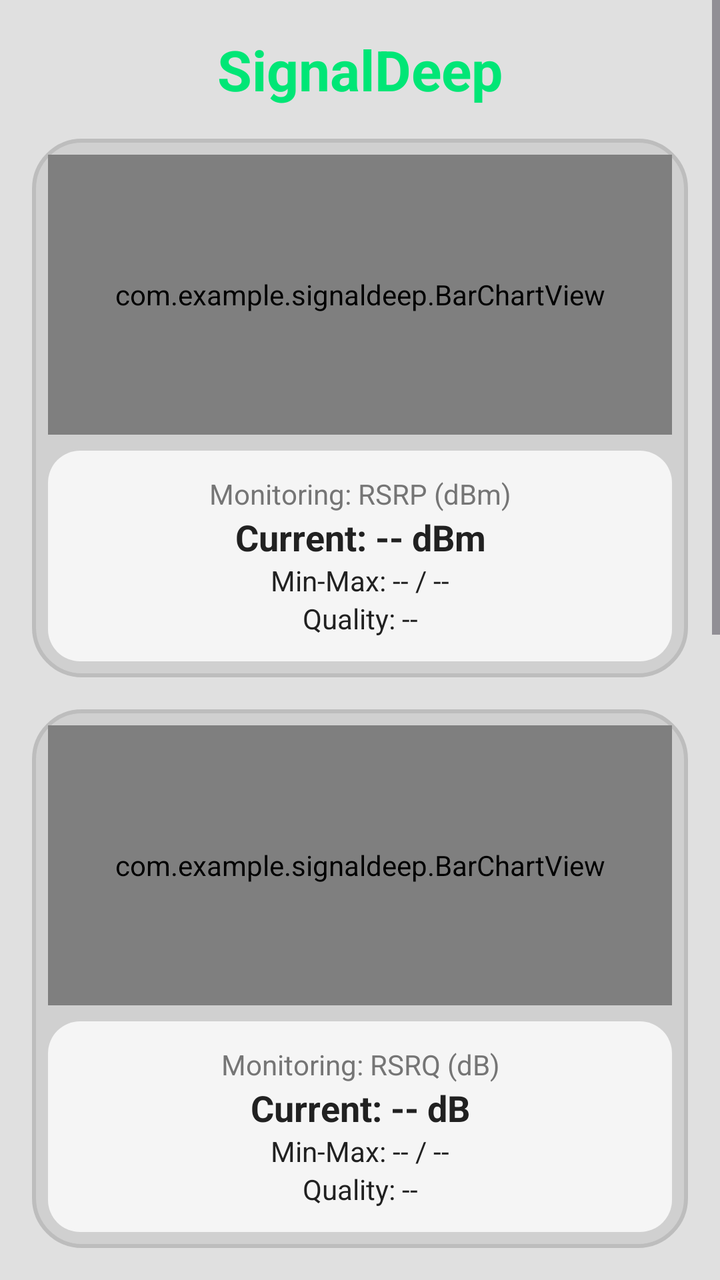
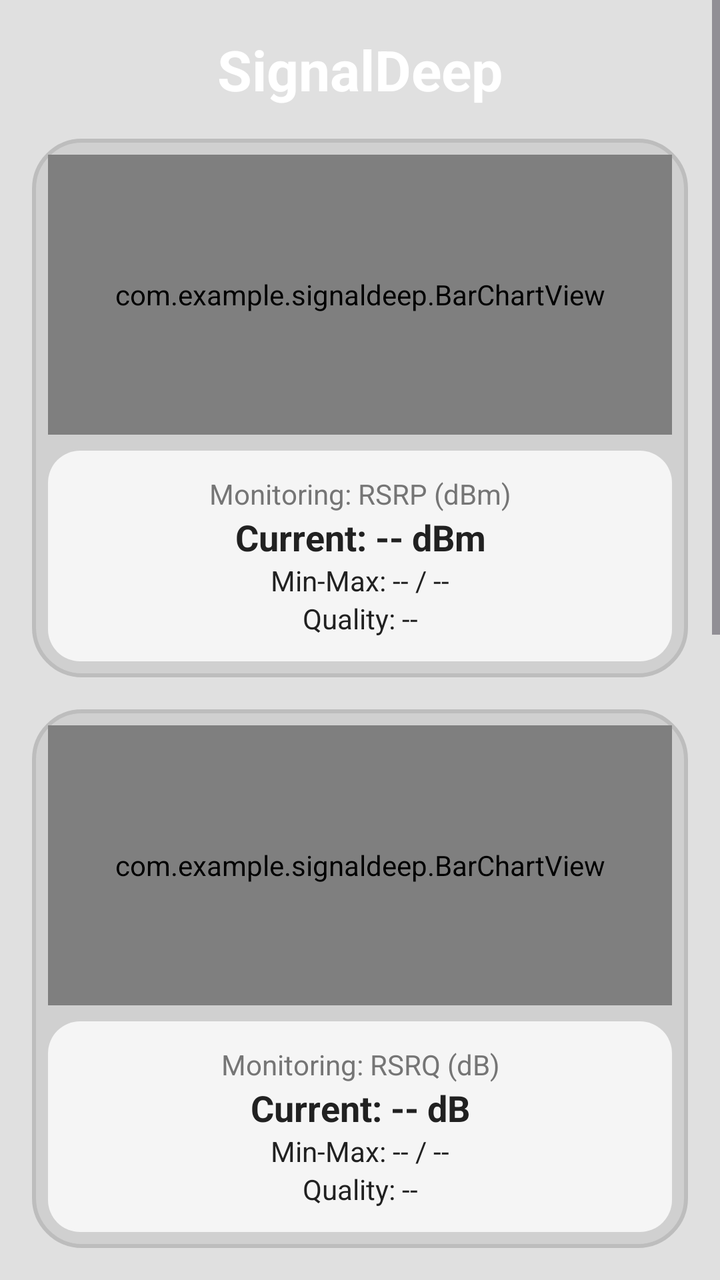

Screens rendered from an Android XML layout before and after an edit, with the pre-edit source and the edit as a unified diff.
<!-- AndroidManifest.xml: application theme Theme.Material3.DayNight.NoActionBar -->
<!-- res/layout/activity_main.xml -->
<?xml version="1.0" encoding="utf-8"?>
<ScrollView xmlns:android="http://schemas.android.com/apk/res/android"
    android:layout_width="match_parent" android:layout_height="match_parent"
    android:background="@color/bg_main">
    <LinearLayout android:orientation="vertical" android:padding="16dp"
        android:layout_width="match_parent" android:layout_height="wrap_content">

        <TextView android:text="SignalDeep" android:textSize="28sp" android:textStyle="bold"
            android:textColor="#00E676" android:gravity="center"
            android:layout_marginBottom="16dp" android:layout_width="match_parent" android:layout_height="wrap_content" />

        
        <LinearLayout android:orientation="vertical" android:background="@drawable/card_outer" android:padding="8dp" android:layout_marginBottom="16dp" android:layout_width="match_parent" android:layout_height="wrap_content">
            <com.example.signaldeep.BarChartView android:id="@+id/chart_rsrp" android:layout_width="match_parent" android:layout_height="140dp" android:background="@drawable/chart_inner_bg"/>
            <LinearLayout android:orientation="vertical" android:background="@drawable/stats_inner_bg" android:padding="12dp" android:layout_marginTop="8dp" android:layout_width="match_parent" android:layout_height="wrap_content">
                <TextView android:text="Monitoring: RSRP (dBm)" android:textSize="14sp" android:textColor="@color/text_gray" android:gravity="center" android:layout_width="match_parent" android:layout_height="wrap_content"/>
                <TextView android:id="@+id/tv_rsrp_current" android:text="Current: -- dBm" android:textSize="18sp" android:textStyle="bold" android:textColor="@color/text_dark" android:gravity="center" android:layout_width="match_parent" android:layout_height="wrap_content"/>
                <TextView android:id="@+id/tv_rsrp_minmax" android:text="Min-Max: -- / --" android:textSize="14sp" android:textColor="@color/text_dark" android:gravity="center" android:layout_width="match_parent" android:layout_height="wrap_content"/>
                <TextView android:id="@+id/tv_rsrp_quality" android:text="Quality: --" android:textSize="14sp" android:textColor="@color/text_dark" android:gravity="center" android:layout_width="match_parent" android:layout_height="wrap_content"/>
            </LinearLayout>
        </LinearLayout>

        
        <LinearLayout android:orientation="vertical" android:background="@drawable/card_outer" android:padding="8dp" android:layout_marginBottom="16dp" android:layout_width="match_parent" android:layout_height="wrap_content">
            <com.example.signaldeep.BarChartView android:id="@+id/chart_rsrq" android:layout_width="match_parent" android:layout_height="140dp" android:background="@drawable/chart_inner_bg"/>
            <LinearLayout android:orientation="vertical" android:background="@drawable/stats_inner_bg" android:padding="12dp" android:layout_marginTop="8dp" android:layout_width="match_parent" android:layout_height="wrap_content">
                <TextView android:text="Monitoring: RSRQ (dB)" android:textSize="14sp" android:textColor="@color/text_gray" android:gravity="center" android:layout_width="match_parent" android:layout_height="wrap_content"/>
                <TextView android:id="@+id/tv_rsrq_current" android:text="Current: -- dB" android:textSize="18sp" android:textStyle="bold" android:textColor="@color/text_dark" android:gravity="center" android:layout_width="match_parent" android:layout_height="wrap_content"/>
                <TextView android:id="@+id/tv_rsrq_minmax" android:text="Min-Max: -- / --" android:textSize="14sp" android:textColor="@color/text_dark" android:gravity="center" android:layout_width="match_parent" android:layout_height="wrap_content"/>
                <TextView android:id="@+id/tv_rsrq_quality" android:text="Quality: --" android:textSize="14sp" android:textColor="@color/text_dark" android:gravity="center" android:layout_width="match_parent" android:layout_height="wrap_content"/>
            </LinearLayout>
        </LinearLayout>

        
        <LinearLayout android:orientation="vertical" android:background="@drawable/card_outer" android:padding="8dp" android:layout_marginBottom="16dp" android:layout_width="match_parent" android:layout_height="wrap_content">
            <com.example.signaldeep.BarChartView android:id="@+id/chart_sinr" android:layout_width="match_parent" android:layout_height="140dp" android:background="@drawable/chart_inner_bg"/>
            <LinearLayout android:orientation="vertical" android:background="@drawable/stats_inner_bg" android:padding="12dp" android:layout_marginTop="8dp" android:layout_width="match_parent" android:layout_height="wrap_content">
                <TextView android:text="Monitoring: SINR (dB)" android:textSize="14sp" android:textColor="@color/text_gray" android:gravity="center" android:layout_width="match_parent" android:layout_height="wrap_content"/>
                <TextView android:id="@+id/tv_sinr_current" android:text="Current: --" android:textSize="18sp" android:textStyle="bold" android:textColor="@color/text_dark" android:gravity="center" android:layout_width="match_parent" android:layout_height="wrap_content"/>
                <TextView android:id="@+id/tv_sinr_minmax" android:text="Min-Max: -- / --" android:textSize="14sp" android:textColor="@color/text_dark" android:gravity="center" android:layout_width="match_parent" android:layout_height="wrap_content"/>
                <TextView android:id="@+id/tv_sinr_quality" android:text="Quality: --" android:textSize="14sp" android:textColor="@color/text_dark" android:gravity="center" android:layout_width="match_parent" android:layout_height="wrap_content"/>
            </LinearLayout>
        </LinearLayout>

        
        <LinearLayout android:orientation="vertical" android:background="@drawable/card_outer" android:padding="8dp" android:layout_marginBottom="16dp" android:layout_width="match_parent" android:layout_height="wrap_content">
            <com.example.signaldeep.BarChartView android:id="@+id/chart_cqi" android:layout_width="match_parent" android:layout_height="140dp" android:background="@drawable/chart_inner_bg"/>
            <LinearLayout android:orientation="vertical" android:background="@drawable/stats_inner_bg" android:padding="12dp" android:layout_marginTop="8dp" android:layout_width="match_parent" android:layout_height="wrap_content">
                <TextView android:text="Monitoring: CQI (0-15)" android:textSize="14sp" android:textColor="@color/text_gray" android:gravity="center" android:layout_width="match_parent" android:layout_height="wrap_content"/>
                <TextView android:id="@+id/tv_cqi_current" android:text="Current: --" android:textSize="18sp" android:textStyle="bold" android:textColor="@color/text_dark" android:gravity="center" android:layout_width="match_parent" android:layout_height="wrap_content"/>
                <TextView android:id="@+id/tv_cqi_minmax" android:text="Min-Max: -- / --" android:textSize="14sp" android:textColor="@color/text_dark" android:gravity="center" android:layout_width="match_parent" android:layout_height="wrap_content"/>
                <TextView android:id="@+id/tv_cqi_quality" android:text="Quality: --" android:textSize="14sp" android:textColor="@color/text_dark" android:gravity="center" android:layout_width="match_parent" android:layout_height="wrap_content"/>
            </LinearLayout>
        </LinearLayout>

        <com.google.android.material.button.MaterialButton android:id="@+id/btn_loginfo" android:text="Where is log file?" android:layout_width="match_parent" android:layout_height="wrap_content" android:layout_marginBottom="16dp" />
    </LinearLayout>
</ScrollView>
<!-- resources referenced by this layout -->
<resources>
  <color name="bg_main">#E0E0E0</color>
  <color name="text_dark">#212121</color>
  <color name="text_gray">#757575</color>
  <!-- drawable card_outer (drawable) -->
  <?xml version="1.0" encoding="utf-8"?>
  <shape xmlns:android="http://schemas.android.com/apk/res/android">
      <solid android:color="@color/card_bg" />
      <corners android:radius="24dp" />
      <stroke android:width="2dp" android:color="#BDBDBD" />
  </shape>
  <!-- drawable chart_inner_bg (drawable) -->
  <?xml version="1.0" encoding="utf-8"?>
  <shape xmlns:android="http://schemas.android.com/apk/res/android">
      <solid android:color="@color/chart_bg" />
      <corners android:radius="16dp" />
  </shape>
  <!-- drawable stats_inner_bg (drawable) -->
  <?xml version="1.0" encoding="utf-8"?>
  <shape xmlns:android="http://schemas.android.com/apk/res/android">
      <solid android:color="@color/stats_bg" />
      <corners android:radius="16dp" />
  </shape>
  <color name="card_bg">#D0D0D0</color>
  <color name="chart_bg">#1E1E1E</color>
  <color name="stats_bg">#F5F5F5</color>
</resources>

<!-- the commit's change to res/layout/activity_main.xml (unified diff, before → after) -->
@@ -1,12 +1,13 @@
 <?xml version="1.0" encoding="utf-8"?>
 <ScrollView xmlns:android="http://schemas.android.com/apk/res/android"
+    android:id="@+id/root_view"
     android:layout_width="match_parent" android:layout_height="match_parent"
     android:background="@color/bg_main">
     <LinearLayout android:orientation="vertical" android:padding="16dp"
         android:layout_width="match_parent" android:layout_height="wrap_content">
 
         <TextView android:text="SignalDeep" android:textSize="28sp" android:textStyle="bold"
-            android:textColor="#00E676" android:gravity="center"
+            android:textColor="#FFFFFF" android:gravity="center"
             android:layout_marginBottom="16dp" android:layout_width="match_parent" android:layout_height="wrap_content" />
 
         
